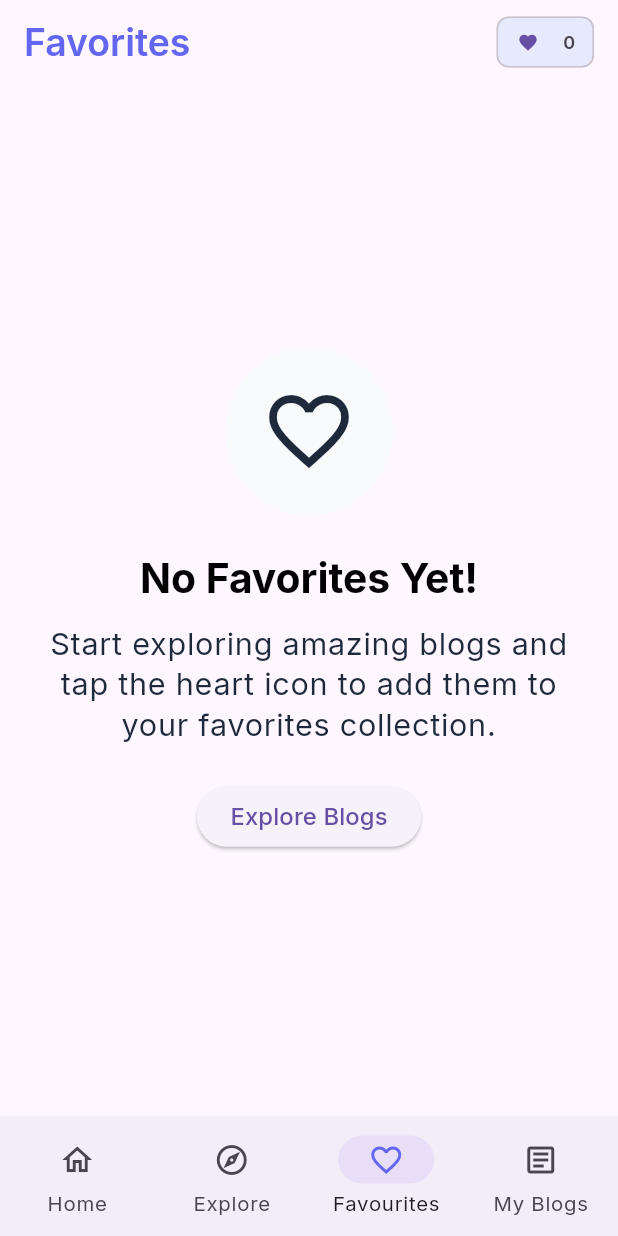
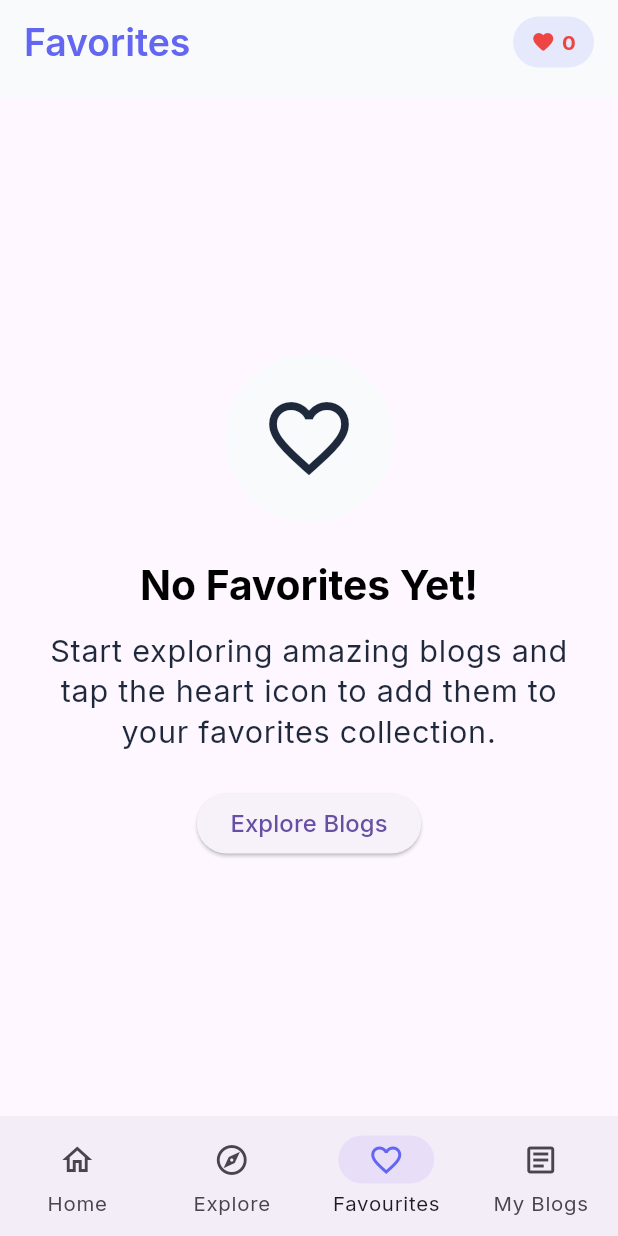
Before and after one commit to sudip22-p/blog_app_flutter, a Flutter app: the screen it shows once a user with an empty profile is signed in, item 3 of the bottom bar chosen, on a phone screen of 412 x 824 dp. Run offline on Flutter 3.47's test engine with Material 3 defaults, Android fonts, the phone set to English and light mode, and no system bars; our stand-ins replace cached_network_image, cloud_firestore, equatable, firebase_auth, firebase_core, firebase_database and 7 more; missing offline and left inert: cloudinary_public; accounts and stored records are empty; generated files the repository leaves out were written again; network calls fail; statements that could not run were skipped.

Commit message:
fix: fav-views-structuring & state-issue-fixes

```diff
--- a/lib/modules/blogs/features/favourites/presentation/bloc/favorites_bloc.dart
+++ b/lib/modules/blogs/features/favourites/presentation/bloc/favorites_bloc.dart
@@ -54,6 +54,7 @@ class FavoritesBloc extends Bloc<FavoritesEvent, FavoritesState> {
     ToggleFavorite event,
     Emitter<FavoritesState> emit,
   ) async {
+    emit(FavoritesLoading());
     try {
       await _favoritesService.toggleFavorite(event.userId, event.blogId);
 
--- a/lib/modules/blogs/features/favourites/presentation/views/favourites_screen.dart
+++ b/lib/modules/blogs/features/favourites/presentation/views/favourites_screen.dart
@@ -1,11 +1,13 @@
+import 'package:blog_app/common/router/routes.dart';
+import 'package:blog_app/common/widgets/custom_app_bar.dart';
 import 'package:blog_app/core/core.dart';
 import 'package:blog_app/modules/blogs/features/favourites/presentation/bloc/favorites_bloc.dart';
-import 'package:blog_app/modules/blogs/features/explore_all_blogs/presentation/views/explore_blogs_screen.dart';
 import 'package:blog_app/modules/blogs/features/blog_card/presentation/view/blog_card.dart';
 import 'package:blog_app/modules/blogs/presentation/widgets/empty_state.dart';
 import 'package:flutter/material.dart';
 import 'package:flutter_bloc/flutter_bloc.dart';
 import 'package:firebase_auth/firebase_auth.dart';
+import 'package:go_router/go_router.dart';
 
 class FavouritesScreen extends StatefulWidget {
   const FavouritesScreen({super.key});
@@ -31,44 +33,57 @@ class _FavouritesScreenState extends State<FavouritesScreen> {
   @override
   Widget build(BuildContext context) {
     return Scaffold(
-      appBar: AppBar(
-        centerTitle: false,
-        title: const Text('Favorites'),
-        titleTextStyle: context.textTheme.titleLarge?.copyWith(
-          color: context.customTheme.primary,
-          fontWeight: FontWeight.w600,
+      appBar: CustomAppBarWidget(
+        title: Text(
+          "Favorites",
+          style: context.textTheme.titleLarge?.copyWith(
+            color: context.customTheme.primary,
+          ),
         ),
+
+        backgroundColor: context.customTheme.surface,
+
         actions: [
           BlocBuilder<FavoritesBloc, FavoritesState>(
             builder: (context, state) {
               final count = state is FavoritesLoaded
                   ? state.favoriteBlogs.length
-                  : 0;
+                  : '-';
               return Container(
-                margin: const EdgeInsets.only(right: 16),
-                constraints: const BoxConstraints(
-                  maxWidth: 80,
-                ), // Prevent overflow
-                child: Chip(
-                  avatar: const Icon(Icons.favorite, size: 14),
-                  label: Text(
-                    '$count',
-                    style: const TextStyle(
-                      fontSize: 12,
-                      fontWeight: FontWeight.w600,
+                margin: EdgeInsets.only(right: AppSpacing.lg),
+                padding: const EdgeInsets.symmetric(
+                  horizontal: AppSpacing.md,
+                  vertical: AppSpacing.sm,
+                ),
+                decoration: BoxDecoration(
+                  color: context.customTheme.primary.withValues(alpha: 0.12),
+                  borderRadius: AppBorderRadius.chipBorderRadius,
+                ),
+                child: Row(
+                  children: [
+                    Icon(
+                      Icons.favorite_rounded,
+                      size: AppSpacing.lg,
+                      color: context.customTheme.error,
                     ),
-                  ),
-                  backgroundColor: context.customTheme.secondary.withValues(
-                    alpha: 0.1,
-                  ),
-                  padding: const EdgeInsets.symmetric(horizontal: 4),
-                  materialTapTargetSize: MaterialTapTargetSize.shrinkWrap,
+
+                    AppGaps.gapW4,
+
+                    Text(
+                      '$count',
+                      style: context.textTheme.labelMedium?.copyWith(
+                        color: context.customTheme.error,
+                        fontWeight: FontWeight.bold,
+                      ),
+                    ),
+                  ],
                 ),
               );
             },
           ),
         ],
       ),
+
       body: BlocBuilder<FavoritesBloc, FavoritesState>(
         builder: (context, state) {
           if (state is FavoritesLoading) {
@@ -77,31 +92,12 @@ class _FavouritesScreenState extends State<FavouritesScreen> {
 
           if (state is FavoritesError) {
             return Center(
-              child: Column(
-                mainAxisAlignment: MainAxisAlignment.center,
-                children: [
-                  Icon(
-                    Icons.error_outline,
-                    size: 64,
-                    color: context.customTheme.error,
-                  ),
-                  const SizedBox(height: 16),
-                  Text(
-                    'Failed to load favorites',
-                    style: context.textTheme.titleLarge,
-                  ),
-                  const SizedBox(height: 8),
-                  Text(
-                    state.error,
-                    style: context.textTheme.bodyMedium,
-                    textAlign: TextAlign.center,
-                  ),
-                  const SizedBox(height: 16),
-                  ElevatedButton(
-                    onPressed: _loadFavorites,
-                    child: const Text('Retry'),
-                  ),
-                ],
+              child: EmptyState(
+                icon: Icons.error,
+                title: 'Failed to Load Favorites',
+                message: state.error,
+                buttonText: 'Retry',
+                onButtonPressed: _loadFavorites,
               ),
             );
           }
@@ -116,18 +112,12 @@ class _FavouritesScreenState extends State<FavouritesScreen> {
                 message:
                     'Start exploring amazing blogs and tap the heart icon to add them to your favorites collection.',
                 buttonText: 'Explore Blogs',
-                onButtonPressed: () => Navigator.pushReplacement(
-                  context,
-                  MaterialPageRoute<void>(
-                    builder: (BuildContext context) =>
-                        const ExploreBlogsScreen(),
-                  ),
-                ),
+                onButtonPressed: () => {context.goNamed(Routes.dashboard.name)},
               );
             }
 
             return ListView.builder(
-              padding: const EdgeInsets.symmetric(horizontal: 16),
+              padding: const EdgeInsets.symmetric(horizontal: AppSpacing.lg),
               itemCount: favoriteBlogs.length,
               itemBuilder: (context, index) {
                 final blog = favoriteBlogs[index];
```
Also changed, not shown: lib/modules/blogs/features/blog_details/presentation/views/blog_preview_screen.dart (+0 -7 lines), lib/modules/blogs/features/favourites/presentation/views/favourtite_toggle_box.dart (+17 -30 lines).
